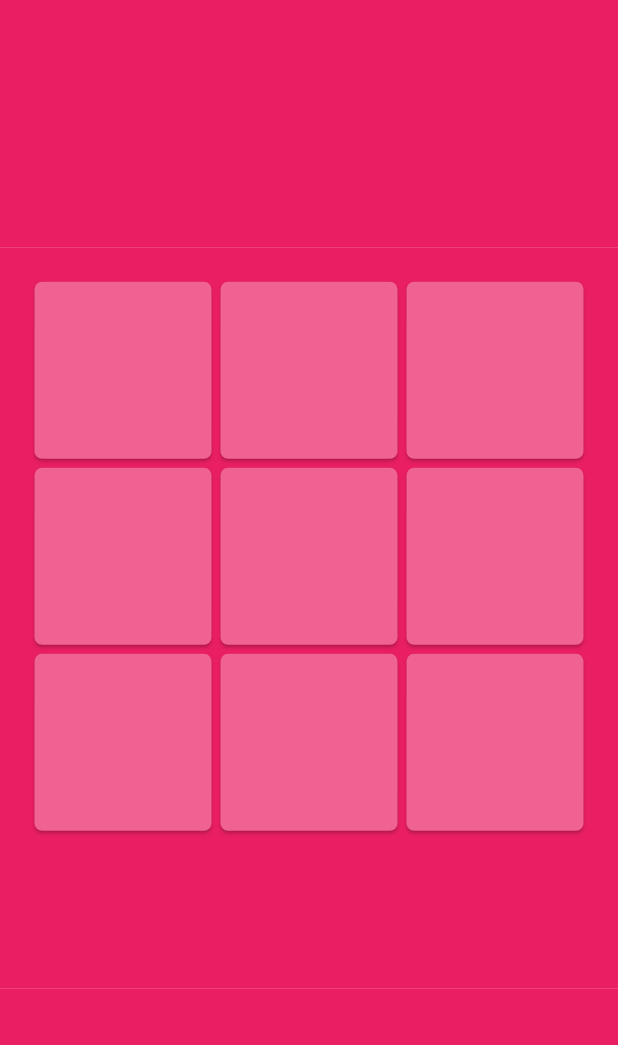
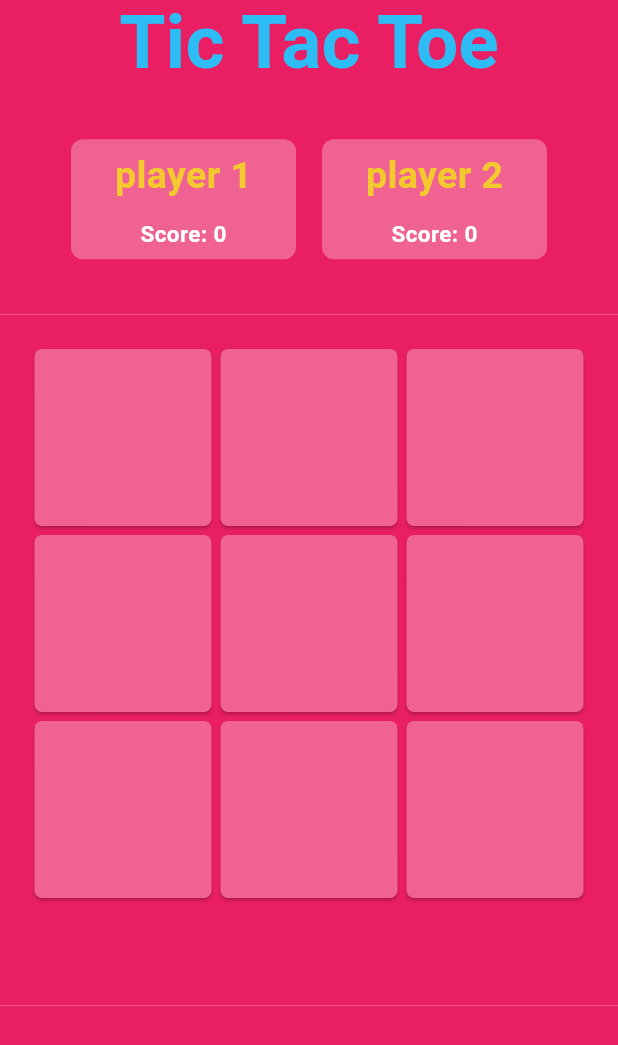
Before and after one commit to Antony-Berlin/Tic_Tac_Toe, a Flutter app: the screen it shows after launch, on a phone screen of 412 x 824 dp. Shown: the top 1045 px of the screen. Run offline on Flutter 3.47's test engine with Material 3 defaults, Android fonts, the phone set to English and light mode, and no system bars; Roboto replaces fonts that are missing (ArchitectsDaughter-Regular).

Commit message:
added score card

```diff
--- a/tic_tac_toe/lib/pages/home_page.dart
+++ b/tic_tac_toe/lib/pages/home_page.dart
@@ -1,5 +1,6 @@
 import 'package:flutter/material.dart';
 import 'package:tic_tac_toe/components/game_tile.dart';
+
 class HomePage extends StatefulWidget {
   const HomePage({super.key});
 
@@ -8,20 +9,21 @@ class HomePage extends StatefulWidget {
 }
 
 class _HomePageState extends State<HomePage> {
-
   List gameTileValueList = [" ", " ", " ", " ", " ", " ", " ", " ", " "];
 
   int player = 1;
-  void onGameTileTapped(index){
+  int player1S = 0;
+  int player2S = 0;
+  void onGameTileTapped(index) {
     print(gameTileValueList);
 
-    if(gameTileValueList[index] == " "){
-      if(player == 1){
+    if (gameTileValueList[index] == " ") {
+      if (player == 1) {
         player = 2;
         setState(() {
           gameTileValueList[index] = 'X';
         });
-      }else{
+      } else {
         setState(() {
           player = 1;
           gameTileValueList[index] = 'O';
@@ -33,32 +35,36 @@ class _HomePageState extends State<HomePage> {
     checkWinner();
   }
 
-  void checkWinner(){
+  void checkWinner() {
     int winner = 0;
     List gTL = gameTileValueList;
-    if (((gTL[4]==gTL[0] && gTL[4]==gTL[8])||
-        (gTL[4]==gTL[1] && gTL[4]==gTL[7])||
-        (gTL[4]==gTL[2] && gTL[4]==gTL[6])||
-        (gTL[4]==gTL[3] && gTL[4]==gTL[5]))&&gTL[4]!=" "
-        )
-    {
-      winner = gTL[4]=="X" ? 1 : 2;
+    if (((gTL[4] == gTL[0] && gTL[4] == gTL[8]) ||
+            (gTL[4] == gTL[1] && gTL[4] == gTL[7]) ||
+            (gTL[4] == gTL[2] && gTL[4] == gTL[6]) ||
+            (gTL[4] == gTL[3] && gTL[4] == gTL[5])) &&
+        gTL[4] != " ") {
+      winner = gTL[4] == "X" ? 1 : 2;
       print("cond1");
-    }
-    else if(((gTL[0]==gTL[1]&&gTL[0]==gTL[2])||
-            (gTL[0]==gTL[3]&&gTL[0]==gTL[6]))&&gTL[0]!=" "
-    ){
-        winner = gTL[0]=="X" ? 1 : 2;
+    } else if (((gTL[0] == gTL[1] && gTL[0] == gTL[2]) ||
+            (gTL[0] == gTL[3] && gTL[0] == gTL[6])) &&
+        gTL[0] != " ") {
+      winner = gTL[0] == "X" ? 1 : 2;
       print("cond2");
-    }
-    else if(((gTL[8]==gTL[5]&&gTL[8]==gTL[2])||
-            (gTL[8]==gTL[7]&&gTL[8]==gTL[6]))&&gTL[8]!=" "
-    ){
-        winner = gTL[0]=="X" ? 1 : 2;
+    } else if (((gTL[8] == gTL[5] && gTL[8] == gTL[2]) ||
+            (gTL[8] == gTL[7] && gTL[8] == gTL[6])) &&
+        gTL[8] != " ") {
+      winner = gTL[0] == "X" ? 1 : 2;
       print("cond3");
     }
-    if(winner != 0){
-      showDialog(context: context, builder: (context) {
+    if (winner != 0) {
+      if (winner == 1) {
+        player1S++;
+      } else {
+        player2S++;
+      }
+      showDialog(
+          context: context,
+          builder: (context) {
             return AlertDialog(
               content: Text("Player $winner won the game"),
             );
@@ -67,8 +73,8 @@ class _HomePageState extends State<HomePage> {
     }
   }
 
-  void resetGame(){
-    for(int i = 0; i<gameTileValueList.length; i++){
+  void resetGame() {
+    for (int i = 0; i < gameTileValueList.length; i++) {
       gameTileValueList[i] = " ";
     }
   }
@@ -76,12 +82,105 @@ class _HomePageState extends State<HomePage> {
   @override
   Widget build(BuildContext context) {
     return Scaffold(
+      appBar: AppBar(
+        title: Center(
+          child: const Text("Tic Tac Toe",
+            textAlign: TextAlign.center,
+            style: TextStyle(
+
+              fontFamily: "ArchitectsDaughter-Regular",
+              fontSize: 50,
+              fontWeight: FontWeight.bold,
+              color: Color.fromARGB(255, 45, 188, 244),
+            ),
+          ),
+        ),
+        backgroundColor: const Color(0xFFE91E63),
+      ),
       body: Column(
         children: [
           //player score
           Expanded(
               child: Container(
-            color: Colors.pink,
+            color: Color(0xFFE91E63),
+            child: Padding(
+              padding: const EdgeInsets.all(30),
+              child: Row(
+                mainAxisAlignment: MainAxisAlignment.spaceEvenly,
+                children: [
+                  Container(
+                    padding: EdgeInsets.all(3),
+                    decoration: BoxDecoration(
+                      borderRadius: BorderRadius.circular(8.0),
+                      color: Colors.pink[300],
+                    ),
+                    width: 150,
+                    height: 80,
+                    child: Column(
+                      mainAxisAlignment: MainAxisAlignment.center,
+                      children: [
+                        const Text(
+                          "player 1",
+                          style: TextStyle(
+                            fontFamily: "ArchitectsDaughter-Regular",
+                            fontSize: 25,
+                            fontWeight: FontWeight.bold,
+                            color: Color.fromARGB(255, 244, 201, 45),
+                          ),
+                        ),
+                        const SizedBox(
+                          height: 10,
+                        ),
+                        Text(
+                          "Score: $player1S",
+                          style: const TextStyle(
+                            fontFamily: "ArchitectsDaughter-Regular",
+                            fontSize: 15,
+                            fontWeight: FontWeight.bold,
+                            color: Color.fromARGB(255, 255, 255, 255),
+                          ),
+                        )
+                      ],
+                    ),
+                  ),
+                  Container(
+                    padding: EdgeInsets.all(3),
+                    decoration: BoxDecoration(
+                      borderRadius: BorderRadius.circular(8.0),
+                      color: Colors.pink[300],
+                    ),
+                    width: 150,
+                    height: 80,
+                    child: Column(
+                      mainAxisAlignment: MainAxisAlignment.center,
+                      children: [
+                        const Text(
+                          "player 2",
+                          style: TextStyle(
+                            fontFamily: "ArchitectsDaughter-Regular",
+                            fontSize: 25,
+                            fontWeight: FontWeight.bold,
+                            color: Color.fromARGB(255, 244, 201, 45),
+                          ),
+                        ),
+                        const SizedBox(
+                          height: 10,
+                        ),
+                        Text(
+                          "Score: $player2S",
+                          style: const TextStyle(
+                            fontFamily: "ArchitectsDaughter-Regular",
+                            fontSize: 15,
+                            fontWeight: FontWeight.bold,
+                            color: Color.fromARGB(255, 255, 255, 255),
+                          ),
+                        )
+                      ],
+                    ),
+                  ),
+                ],
+              ),
+            ),
           )),
           //game
           Expanded(
@@ -91,26 +190,30 @@ class _HomePageState extends State<HomePage> {
                 color: Colors.pink,
                 child: GridView.builder(
                     itemCount: 9,
-                    gridDelegate: const SliverGridDelegateWithFixedCrossAxisCount(crossAxisCount: 3),
+                    physics: NeverScrollableScrollPhysics(),
+                    gridDelegate:
+                        const SliverGridDelegateWithFixedCrossAxisCount(
+                            crossAxisCount: 3),
                     itemBuilder: (context, index) {
-                      return  Padding(
+                      return Padding(
                         padding: const EdgeInsets.all(3.0),
                         child: ElevatedButton(
-
                             style: ButtonStyle(
                               shape: MaterialStateProperty.all(
                                   RoundedRectangleBorder(
-                                borderRadius: BorderRadius.circular(5.0)
-                              )
+                                      borderRadius:
+                                          BorderRadius.circular(5.0))),
+                              backgroundColor: MaterialStateProperty.all<Color>(
+                                  Colors.pink.shade300),
                             ),
-                            backgroundColor: MaterialStateProperty.all<Color>(Colors.pink.shade300),
-                          ),
-                          onPressed: (){onGameTileTapped(index);},
-                          child:  Text(
-                            gameTileValueList[index],
-                            style: TextStyle(fontFamily: "ArchitectsDaughter-Regular", fontSize: 40.0, fontWeight: FontWeight.bold)
-                          )
-                        ),
+                            onPressed: () {
+                              onGameTileTapped(index);
+                            },
+                            child: Text(gameTileValueList[index],
+                                style: TextStyle(
+                                    fontFamily: "ArchitectsDaughter-Regular",
+                                    fontSize: 40.0,
+                                    fontWeight: FontWeight.bold))),
                       );
                     }),
               )),
```
Lines whose indentation alone changed are shown as unchanged.
